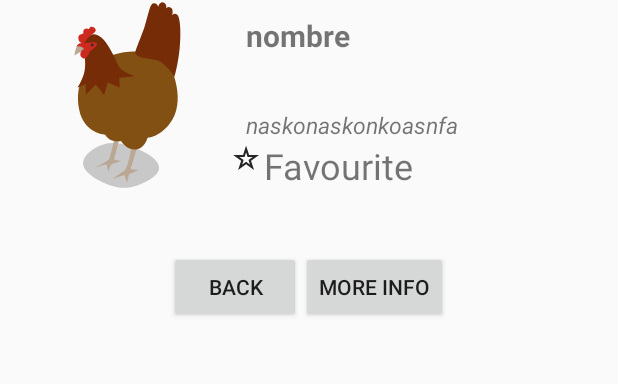
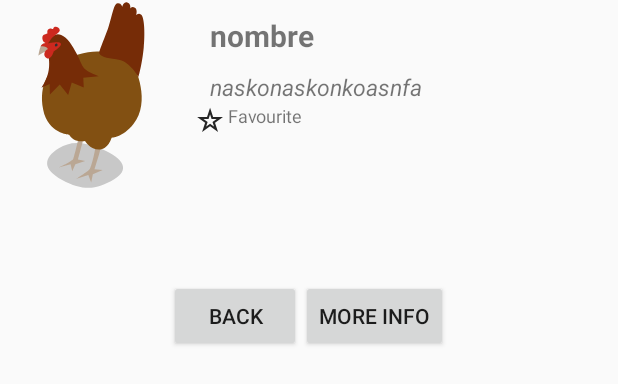
Before and after one commit to IvanV1999/ProyectoAndroid, an Android app: the layout activity_info_actiity.xml on its own in the app's theme, with its tools: preview values and no code run, on a phone screen of 412 x 824 dp. Shown: the top 384 px of the screen. Run offline under Robolectric (Android 15) with nearby library versions, the phone set to English and light mode, and no system bars.

Commit message:
correccion de PR

```diff
--- a/app/src/main/res/layout/activity_info_actiity.xml
+++ b/app/src/main/res/layout/activity_info_actiity.xml
@@ -14,7 +14,6 @@
         android:id="@+id/linearLayout"
         android:layout_width="match_parent"
         android:layout_height="wrap_content"
-        android:layout_marginLeft="24dp"
         android:orientation="horizontal">
 
         <ImageView
@@ -45,15 +44,15 @@
                 android:layout_width="match_parent"
                 android:layout_height="wrap_content"
                 android:layout_marginLeft="12dp"
-                android:layout_marginTop="35dp"
+                android:layout_marginTop="10dp"
                 android:textSize="15dp"
                 android:textStyle="italic"
                 tools:text="naskonaskonkoasnfa" />
 
             <com.example.ivanvelazquez.proyectointent.FavoritoView
                 android:id="@+id/idFavourite"
-                android:layout_width="wrap_content"
-                android:layout_height="wrap_content">
+                android:layout_width="match_parent"
+                android:layout_height="match_parent">
             </com.example.ivanvelazquez.proyectointent.FavoritoView>
 
         </LinearLayout>
@@ -78,9 +77,11 @@
                 android:layout_width="match_parent"
                 android:layout_height="match_parent"
                 android:scrollbars="vertical"
-                app:layout_constraintEnd_toEndOf="parent"
-                app:layout_constraintStart_toStartOf="parent"
-                app:layout_constraintTop_toBottomOf="@id/linearLayout" />
+              />
+            <TextView
+                android:id="@+id/TvHorarios"
+                android:layout_width="wrap_content"
+                android:layout_height="wrap_content" />
             <LinearLayout
                 android:layout_width="wrap_content"
                 android:layout_height="wrap_content"
--- a/app/src/main/res/layout/favoritosview.xml
+++ b/app/src/main/res/layout/favoritosview.xml
@@ -11,7 +11,7 @@
         android:layout_height="wrap_content" />
     <TextView
         android:id="@+id/tvFavorito"
-        android:textSize="@dimen/textDimen"
+        android:textSize="@dimen/smalltext"
         tools:text="mkasdmkasda"
         android:layout_width="wrap_content"
         android:layout_height="wrap_content" />
--- a/app/src/main/res/values/dimens.xml
+++ b/app/src/main/res/values/dimens.xml
@@ -3,4 +3,5 @@
     <dimen name="login_margin">8dp</dimen>
     <dimen name="margenGral">20dp</dimen>
     <dimen name="textDimen">24dp</dimen>
+    <dimen name="smalltext">12dp</dimen>
 </resources>
--- a/app/src/main/res/values/strings.xml
+++ b/app/src/main/res/values/strings.xml
@@ -24,4 +24,8 @@
     <string name="language">Language</string>
     <string name="logout">Log Out</string>
     <string name="apply">Apply</string>
+    <string name="name">Name: </string>
+    <string name="description">Description: </string>
+    <string name="show">The show: </string>
+    <string name="species">Species: </string>
 </resources>
```
Also changed, not shown: app/src/main/java/com/example/ivanvelazquez/proyectointent/FavoritoView.java (+4 -14 lines), app/src/main/java/com/example/ivanvelazquez/proyectointent/InfoActivity.java (+6 -3 lines), 1 other file.
